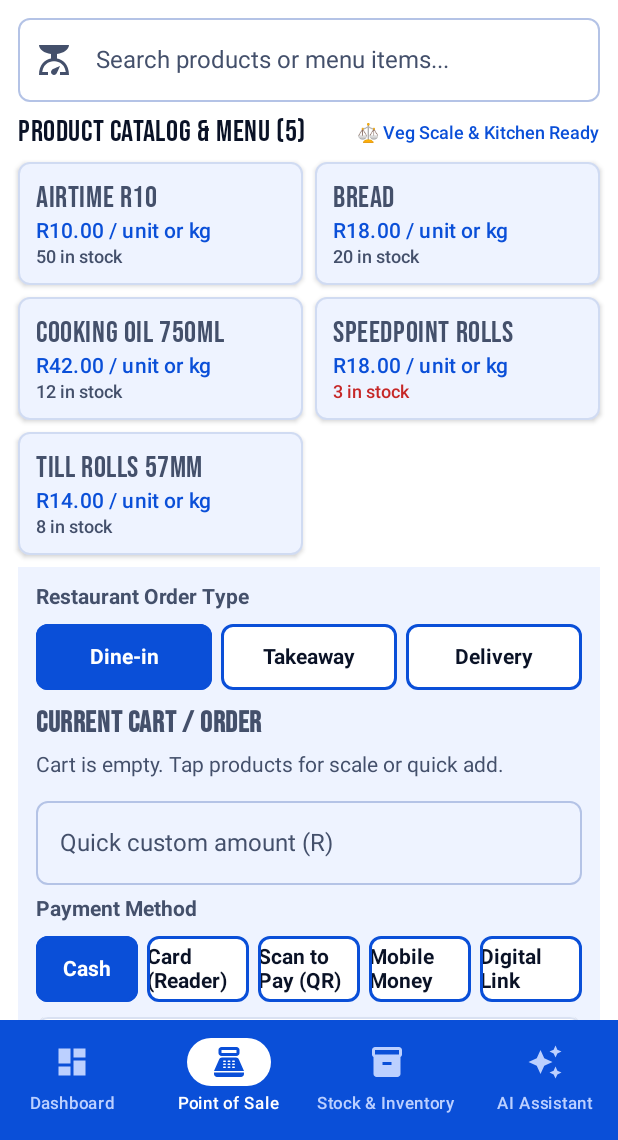
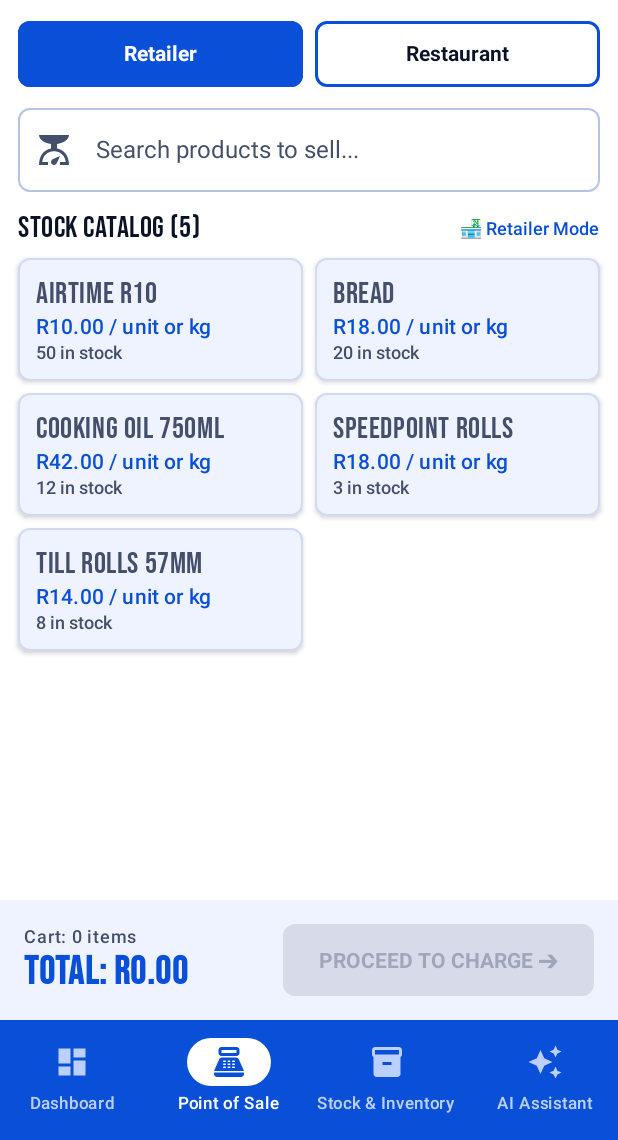
Before and after one commit to Khetha22/IsibaloExpressMerchant, an Android app built with Jetpack Compose: the PosScreen screen opened through its navigation route, on a phone screen of 412 x 824 dp, the part 96-1236 px from its top. Run offline under Robolectric (Android 15) with nearby library versions, the phone set to English and light mode, and no system bars; our stand-ins replace Room's generated code.

Commit message:
Implement FlowRow payment chips, dimmed out-of-stock cards, sticky POS bottom bar, modal checkout bottom sheet, and Retailer/Restaurant business mode toggle

```diff
--- a/app/src/main/java/za/co/hbtechinc/isibalo/ui/pos/PosScreen.kt
+++ b/app/src/main/java/za/co/hbtechinc/isibalo/ui/pos/PosScreen.kt
@@ -1,8 +1,11 @@
 package za.co.hbtechinc.isibalo.ui.pos
 
+import androidx.compose.foundation.BorderStroke
 import androidx.compose.foundation.layout.Arrangement
 import androidx.compose.foundation.layout.Box
 import androidx.compose.foundation.layout.Column
+import androidx.compose.foundation.layout.ExperimentalLayoutApi
+import androidx.compose.foundation.layout.FlowRow
 import androidx.compose.foundation.layout.PaddingValues
 import androidx.compose.foundation.layout.Row
 import androidx.compose.foundation.layout.Spacer
@@ -15,14 +18,19 @@ import androidx.compose.foundation.layout.padding
 import androidx.compose.foundation.layout.size
 import androidx.compose.foundation.lazy.LazyColumn
 import androidx.compose.foundation.lazy.items
+import androidx.compose.foundation.rememberScrollState
 import androidx.compose.foundation.shape.RoundedCornerShape
 import androidx.compose.foundation.text.KeyboardOptions
+import androidx.compose.foundation.verticalScroll
 import androidx.compose.material.icons.Icons
 import androidx.compose.material.icons.filled.Add
 import androidx.compose.material.icons.filled.Remove
 import androidx.compose.material.icons.filled.Scale
+import androidx.compose.material3.ExperimentalMaterial3Api
+import androidx.compose.material3.FilterChip
 import androidx.compose.material3.Icon
 import androidx.compose.material3.MaterialTheme
+import androidx.compose.material3.ModalBottomSheet
 import androidx.compose.material3.OutlinedTextField
 import androidx.compose.material3.SnackbarHost
 import androidx.compose.material3.SnackbarHostState
@@ -36,6 +44,7 @@ import androidx.compose.runtime.remember
 import androidx.compose.runtime.setValue
 import androidx.compose.ui.Alignment
 import androidx.compose.ui.Modifier
+import androidx.compose.ui.draw.alpha
 import androidx.compose.ui.graphics.RectangleShape
 import androidx.compose.ui.text.font.FontWeight
 import androidx.compose.ui.text.input.KeyboardType
@@ -54,6 +63,7 @@ import za.co.hbtechinc.isibalo.ui.components.SquareChoice
 import za.co.hbtechinc.isibalo.ui.components.SquareIconButton
 import za.co.hbtechinc.isibalo.util.rands
 
+@OptIn(ExperimentalMaterial3Api::class)
 @Composable
 fun PosScreen(vm: PosViewModel = viewModel(factory = AppViewModelProvider.Factory)) {
     val items by vm.items.collectAsStateWithLifecycle()
@@ -64,6 +74,8 @@ fun PosScreen(vm: PosViewModel = viewModel(factory = AppViewModelProvider.Factor
     val changeDue by vm.changeDue.collectAsStateWithLifecycle()
     val method by vm.method.collectAsStateWithLifecycle()
     val orderType by vm.orderType.collectAsStateWithLifecycle()
+    val businessType by vm.businessType.collectAsStateWithLifecycle()
+    val isSheetOpen by vm.isCheckoutSheetOpen.collectAsStateWithLifecycle()
     val total by vm.total.collectAsStateWithLifecycle()
 
     var selectedItemForScale by remember { mutableStateOf<StockItem?>(null) }
@@ -73,35 +85,45 @@ fun PosScreen(vm: PosViewModel = viewModel(factory = AppViewModelProvider.Factor
     LaunchedEffect(Unit) { vm.message.collect { snack.showSnackbar(it) } }
 
     Box(Modifier.fillMaxSize()) {
+        Column(Modifier.fillMaxSize()) {
+            // Top Bar: Business Type Toggle & Search
+            Row(
+                modifier = Modifier.fillMaxWidth().padding(12.dp),
+                horizontalArrangement = Arrangement.spacedBy(8.dp),
+                verticalAlignment = Alignment.CenterVertically
+            ) {
+                listOf("Retailer", "Restaurant").forEach { type ->
+                    SquareChoice(type, type == businessType, { vm.setBusinessType(type) }, Modifier.weight(1f))
+                }
+            }
+
+            OutlinedTextField(
+                value = query,
+                onValueChange = { vm.searchQuery.value = it },
+                modifier = Modifier.fillMaxWidth().padding(horizontal = 12.dp),
+                placeholder = { Text(if (businessType == "Restaurant") "Search menu items..." else "Search products to sell...") },
+                leadingIcon = { Icon(Icons.Filled.Scale, contentDescription = "Search") },
+                singleLine = true,
+                shape = RoundedCornerShape(8.dp)
+            )
+
+            // Catalog Grid
             LazyColumn(
-            modifier = Modifier.fillMaxSize(),
+                modifier = Modifier.weight(1f).fillMaxWidth(),
                 contentPadding = PaddingValues(12.dp),
                 verticalArrangement = Arrangement.spacedBy(8.dp)
             ) {
-            item {
-                OutlinedTextField(
-                    value = query,
-                    onValueChange = { vm.searchQuery.value = it },
-                    modifier = Modifier.fillMaxWidth(),
-                    placeholder = { Text("Search products or menu items...") },
-                    leadingIcon = { Icon(Icons.Filled.Scale, contentDescription = "Weighing Scale") },
-                    singleLine = true,
-                    shape = RoundedCornerShape(8.dp)
-                )
-            }
-
                 item {
                     Row(
                         Modifier.fillMaxWidth(),
                         horizontalArrangement = Arrangement.SpaceBetween,
                         verticalAlignment = Alignment.CenterVertically
                     ) {
-                    Text("Product Catalog & Menu (${items.size})", style = MaterialTheme.typography.titleMedium)
-                    Text("⚖️ Veg Scale & Kitchen Ready", style = MaterialTheme.typography.labelSmall, color = MaterialTheme.colorScheme.primary)
+                        Text(if (businessType == "Restaurant") "Menu Catalog (${items.size})" else "Stock Catalog (${items.size})", style = MaterialTheme.typography.titleMedium)
+                        Text(if (businessType == "Restaurant") "🍳 Restaurant Mode" else "🏪 Retailer Mode", style = MaterialTheme.typography.labelSmall, color = MaterialTheme.colorScheme.primary)
                     }
                 }
 
-            // Render product grid in rows of 2 for unified scrolling
                 items(items.chunked(2), key = { rowItems -> rowItems.firstOrNull()?.id ?: 0L }) { rowItems ->
                     Row(
                         modifier = Modifier.fillMaxWidth(),
@@ -109,7 +131,15 @@ fun PosScreen(vm: PosViewModel = viewModel(factory = AppViewModelProvider.Factor
                     ) {
                         rowItems.forEach { item ->
                             Box(modifier = Modifier.weight(1f)) {
-                            ProductTile(item, onClick = { selectedItemForScale = item })
+                                ProductCard(
+                                    item = item,
+                                    onClick = {
+                                        if (item.quantity > 0) {
+                                            if (businessType == "Retailer") selectedItemForScale = item
+                                            else vm.add(item)
+                                        }
+                                    }
+                                )
                             }
                         }
                         if (rowItems.size == 1) {
@@ -117,11 +147,41 @@ fun PosScreen(vm: PosViewModel = viewModel(factory = AppViewModelProvider.Factor
                         }
                     }
                 }
+            }
 
-            item {
-                CheckoutPanel(
+            // Persistent Sticky Bottom Bar Summary
+            Surface(
+                color = MaterialTheme.colorScheme.surfaceVariant,
+                tonalElevation = 4.dp,
+                modifier = Modifier.fillMaxWidth()
+            ) {
+                Row(
+                    modifier = Modifier.padding(16.dp).fillMaxWidth(),
+                    horizontalArrangement = Arrangement.SpaceBetween,
+                    verticalAlignment = Alignment.CenterVertically
+                ) {
+                    Column {
+                        Text("Cart: ${cart.sumOf { it.qty }} items", style = MaterialTheme.typography.labelMedium)
+                        Text("Total: ${total.rands()}", style = MaterialTheme.typography.titleLarge, fontWeight = FontWeight.Bold, color = MaterialTheme.colorScheme.primary)
+                    }
+                    SquareButton(
+                        text = "PROCEED TO CHARGE ➔",
+                        onClick = { vm.setCheckoutSheetOpen(true) },
+                        enabled = total > 0
+                    )
+                }
+            }
+        }
+        SnackbarHost(snack, Modifier.align(Alignment.TopCenter))
+    }
+
+    if (isSheetOpen) {
+        ModalBottomSheet(
+            onDismissRequest = { vm.setCheckoutSheetOpen(false) }
+        ) {
+            CheckoutBottomSheet(
                 cart = cart, quick = quick, cashTendered = cashTendered, changeDue = changeDue,
-                    method = method, orderType = orderType, total = total,
+                method = method, orderType = orderType, businessType = businessType, total = total,
                 onQuick = vm::setQuick,
                 onCashTendered = vm::setCashTendered,
                 onMethod = { vm.method.value = it },
@@ -131,8 +191,6 @@ fun PosScreen(vm: PosViewModel = viewModel(factory = AppViewModelProvider.Factor
                 onCharge = vm::charge
             )
         }
-        }
-        SnackbarHost(snack, Modifier.align(Alignment.TopCenter))
     }
 
     selectedItemForScale?.let { item ->
@@ -154,40 +212,57 @@ fun PosScreen(vm: PosViewModel = viewModel(factory = AppViewModelProvider.Factor
 }
 
 @Composable
-private fun ProductTile(item: StockItem, onClick: () -> Unit) {
-    SquareCard(Modifier.fillMaxWidth(), onClick = onClick) {
+private fun ProductCard(item: StockItem, onClick: () -> Unit) {
+    val isAvailable = item.quantity > 0
+    SquareCard(
+        modifier = Modifier
+            .fillMaxWidth()
+            .alpha(if (isAvailable) 1.0f else 0.5f),
+        onClick = { if (isAvailable) onClick() }
+    ) {
         Column(Modifier.padding(12.dp)) {
             Text(item.name, style = MaterialTheme.typography.titleMedium, maxLines = 2)
             Text("${item.priceCents.rands()} / unit or kg", color = MaterialTheme.colorScheme.primary,
                 style = MaterialTheme.typography.titleSmall)
-            Text(
-                if (item.quantity <= 0) "Out of stock" else "${item.quantity} in stock",
-                color = if (item.isLow) MaterialTheme.colorScheme.error else MaterialTheme.colorScheme.onSurfaceVariant,
-                style = MaterialTheme.typography.labelSmall
-            )
+            if (!isAvailable) {
+                Text("Out of stock", color = MaterialTheme.colorScheme.error, style = MaterialTheme.typography.labelSmall, fontWeight = FontWeight.Bold)
+            } else {
+                Text("${item.quantity} in stock", color = MaterialTheme.colorScheme.onSurfaceVariant, style = MaterialTheme.typography.labelSmall)
+            }
         }
     }
 }
 
+@OptIn(ExperimentalLayoutApi::class)
 @Composable
-private fun CheckoutPanel(
+private fun CheckoutBottomSheet(
     cart: List<CartLine>, quick: String, cashTendered: String, changeDue: Long,
-    method: PaymentMethod, orderType: String, total: Long,
+    method: PaymentMethod, orderType: String, businessType: String, total: Long,
     onQuick: (String) -> Unit, onCashTendered: (String) -> Unit,
     onMethod: (PaymentMethod) -> Unit, onOrderType: (String) -> Unit,
     onChange: (CartLine, Int) -> Unit, onNoteClick: (CartLine) -> Unit, onCharge: () -> Unit
 ) {
     val cs = MaterialTheme.colorScheme
-    Surface(color = cs.surfaceVariant, shape = RectangleShape, tonalElevation = 0.dp) {
-        Column(Modifier.padding(12.dp), verticalArrangement = Arrangement.spacedBy(8.dp)) {
-            Text("Restaurant Order Type", style = MaterialTheme.typography.labelLarge, fontWeight = FontWeight.Bold)
+    Column(
+        modifier = Modifier
+            .fillMaxWidth()
+            .heightIn(max = 650.dp)
+            .padding(16.dp)
+            .verticalScroll(rememberScrollState()),
+        verticalArrangement = Arrangement.spacedBy(12.dp)
+    ) {
+        Text("Secure Checkout & Payment", style = MaterialTheme.typography.titleLarge, fontWeight = FontWeight.Bold)
+
+        if (businessType == "Restaurant") {
+            Text("Order Type", style = MaterialTheme.typography.labelLarge, fontWeight = FontWeight.Bold)
             Row(horizontalArrangement = Arrangement.spacedBy(6.dp), modifier = Modifier.fillMaxWidth()) {
                 listOf("Dine-in", "Takeaway", "Delivery").forEach { type ->
                     SquareChoice(type, type == orderType, { onOrderType(type) }, Modifier.weight(1f))
                 }
             }
+        }
 
-            Text("Current Cart / Order", style = MaterialTheme.typography.titleMedium, fontWeight = FontWeight.Bold)
+        Text("Cart Summary (${cart.sumOf { it.qty }} items)", style = MaterialTheme.typography.titleMedium, fontWeight = FontWeight.Bold)
         if (cart.isNotEmpty()) {
             Column(verticalArrangement = Arrangement.spacedBy(6.dp)) {
                 cart.forEach { line ->
@@ -195,36 +270,29 @@ private fun CheckoutPanel(
                         Row(verticalAlignment = Alignment.CenterVertically, modifier = Modifier.fillMaxWidth()) {
                             Column(Modifier.weight(1f)) {
                                 Text(line.name, fontWeight = FontWeight.SemiBold, maxLines = 1)
-                                    Text("${line.qty} x ${line.unitPriceCents.rands()}",
-                                        style = MaterialTheme.typography.labelSmall)
+                                Text("${line.qty} x ${line.unitPriceCents.rands()}", style = MaterialTheme.typography.labelSmall)
                             }
-                                SquareIconButton(Icons.Filled.Remove, "Less", { onChange(line, -1) }, Modifier.size(34.dp))
-                                Text("${line.qty}", Modifier.padding(horizontal = 10.dp), fontWeight = FontWeight.Bold)
-                                SquareIconButton(Icons.Filled.Add, "More", { onChange(line, 1) }, Modifier.size(34.dp))
+                            SquareIconButton(Icons.Filled.Remove, "Less", { onChange(line, -1) }, Modifier.size(32.dp))
+                            Text("${line.qty}", Modifier.padding(horizontal = 8.dp), fontWeight = FontWeight.Bold)
+                            SquareIconButton(Icons.Filled.Add, "More", { onChange(line, 1) }, Modifier.size(32.dp))
                         }
+                        if (businessType == "Restaurant") {
                             Row(
                                 modifier = Modifier.fillMaxWidth(),
                                 horizontalArrangement = Arrangement.SpaceBetween,
                                 verticalAlignment = Alignment.CenterVertically
                             ) {
                                 Text(
-                                    text = if (line.kitchenNote.isNotBlank()) "Note: ${line.kitchenNote}" else "+ Add Kitchen Note / Modifier",
+                                    text = if (line.kitchenNote.isNotBlank()) "Note: ${line.kitchenNote}" else "+ Add Kitchen Note",
                                     style = MaterialTheme.typography.labelSmall,
-                                    color = if (line.kitchenNote.isNotBlank()) cs.primary else cs.onSurfaceVariant,
-                                    modifier = Modifier.padding(start = 2.dp)
+                                    color = if (line.kitchenNote.isNotBlank()) cs.primary else cs.onSurfaceVariant
                                 )
-                                SquareButton(
-                                    text = if (line.kitchenNote.isNotBlank()) "Edit Note" else "Note",
-                                    onClick = { onNoteClick(line) },
-                                    modifier = Modifier.height(28.dp),
-                                    outlined = true
-                                )
+                                SquareButton("Note", { onNoteClick(line) }, Modifier.height(26.dp), outlined = true)
                             }
                         }
                     }
                 }
-            } else {
-                Text("Cart is empty. Tap products for scale or quick add.", color = cs.onSurfaceVariant, style = MaterialTheme.typography.bodyMedium)
+            }
         }
 
         OutlinedTextField(
@@ -234,9 +302,19 @@ private fun CheckoutPanel(
         )
 
         Text("Payment Method", style = MaterialTheme.typography.labelLarge, fontWeight = FontWeight.Bold)
-            Row(horizontalArrangement = Arrangement.spacedBy(6.dp), modifier = Modifier.fillMaxWidth()) {
-                PaymentMethod.entries.forEach {
-                    SquareChoice(it.label, it == method, { onMethod(it) }, Modifier.weight(1f))
+
+        // FlowRow for Payment Methods to prevent text clipping & wrapping issues
+        FlowRow(
+            modifier = Modifier.fillMaxWidth(),
+            horizontalArrangement = Arrangement.spacedBy(8.dp),
+            verticalArrangement = Arrangement.spacedBy(8.dp)
+        ) {
+            PaymentMethod.entries.forEach { pm ->
+                FilterChip(
+                    selected = pm == method,
+                    onClick = { onMethod(pm) },
+                    label = { Text(text = pm.label) }
+                )
             }
         }
 
@@ -257,8 +335,9 @@ private fun CheckoutPanel(
             }
         }
 
+        Spacer(Modifier.height(8.dp))
         SquareButton("CHARGE ${total.rands()}", onCharge, Modifier.fillMaxWidth().heightIn(min = 56.dp), enabled = total > 0)
-        }
+        Spacer(Modifier.height(24.dp))
     }
 }
 
--- a/app/src/main/java/za/co/hbtechinc/isibalo/ui/pos/PosViewModel.kt
+++ b/app/src/main/java/za/co/hbtechinc/isibalo/ui/pos/PosViewModel.kt
@@ -36,6 +36,8 @@ class PosViewModel(private val repo: Repository) : ViewModel() {
     val cashTendered = MutableStateFlow("")
     val method = MutableStateFlow(PaymentMethod.CASH)
     val orderType = MutableStateFlow("Dine-in") // Dine-in, Takeaway, Delivery
+    val businessType = MutableStateFlow("Retailer") // "Retailer" or "Restaurant"
+    val isCheckoutSheetOpen = MutableStateFlow(false)
 
     val total = combine(_cart, quickAmount) { c, q ->
         c.sumOf { it.unitPriceCents * it.qty } + (q.toCents() ?: 0L)
@@ -50,6 +52,8 @@ class PosViewModel(private val repo: Repository) : ViewModel() {
     val message = _message.asSharedFlow()
 
     fun setOrderType(type: String) { orderType.value = type }
+    fun setBusinessType(type: String) { businessType.value = type }
+    fun setCheckoutSheetOpen(open: Boolean) { isCheckoutSheetOpen.value = open }
 
     fun add(item: StockItem) {
         if (item.quantity <= 0) { _message.tryEmit("${item.name} is out of stock"); return }
@@ -118,6 +122,7 @@ class PosViewModel(private val repo: Repository) : ViewModel() {
             _cart.value = emptyList()
             quickAmount.value = ""
             cashTendered.value = ""
+            isCheckoutSheetOpen.value = false
         }
     }
 }
```
Lines whose indentation alone changed are shown as unchanged.
